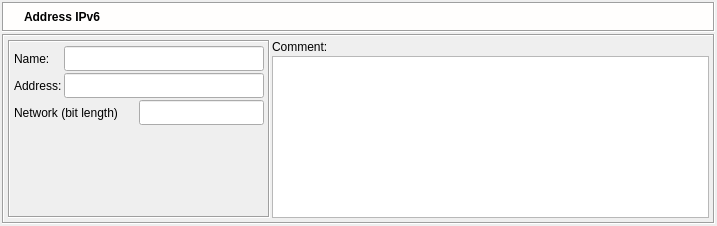
Qt form src/gui/ipv6dialog_q.ui (fwbuilder/fwbuilder) before a commit.
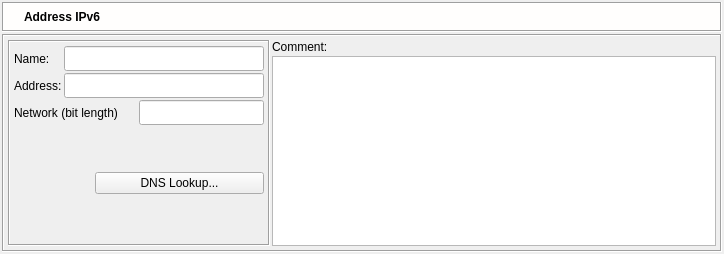
The same form after that commit. Icons and pictures are not drawn.

Commit message: dns lookup button in IPv6 dialog

The edit to the form file:
```diff
--- a/src/gui/ipv6dialog_q.ui
+++ b/src/gui/ipv6dialog_q.ui
@@ -8,8 +8,8 @@
    <rect>
     <x>0</x>
     <y>0</y>
-    <width>717</width>
-    <height>226</height>
+    <width>724</width>
+    <height>254</height>
    </rect>
   </property>
   <property name="windowTitle" >
@@ -392,18 +392,29 @@
             </widget>
            </item>
            <item row="3" column="0" colspan="2" >
+            <layout class="QHBoxLayout" >
+             <item>
             <spacer>
              <property name="orientation" >
               <enum>Qt::Vertical</enum>
              </property>
              <property name="sizeHint" >
               <size>
-               <width>232</width>
-               <height>10</height>
+                 <width>81</width>
+                 <height>20</height>
               </size>
              </property>
             </spacer>
            </item>
+             <item>
+              <widget class="QPushButton" name="dnsLookup" >
+               <property name="text" >
+                <string>DNS Lookup...</string>
+               </property>
+              </widget>
+             </item>
+            </layout>
+           </item>
           </layout>
          </widget>
         </item>
```
Left out of the diff: 16 changed lines with no effect on the pictures. Lines whose indentation alone changed are shown as unchanged. The commit also changes 9 other files.
